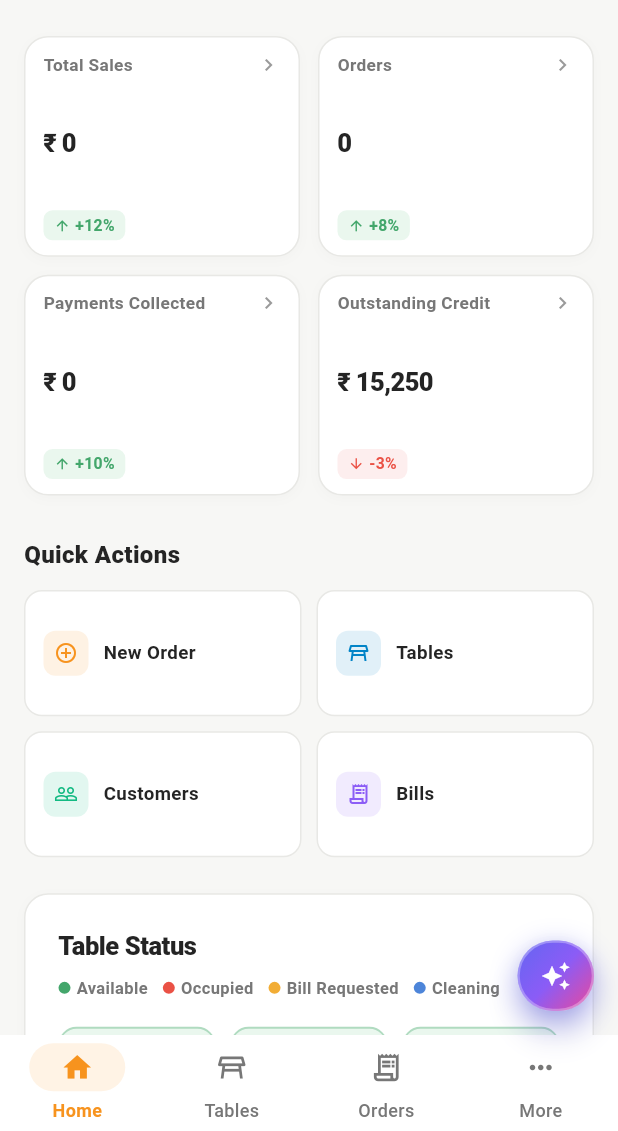
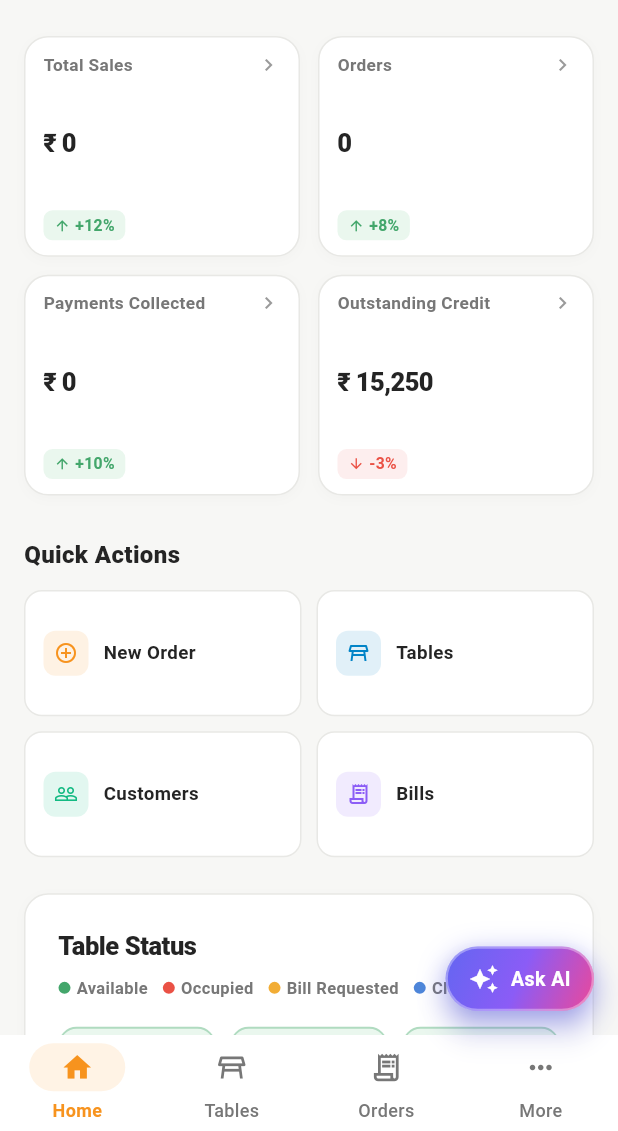
Before and after one commit to mehta-aman/mehta-restaurant, a Flutter app: the screen it shows after launch, on a phone screen of 412 x 824 dp, the part 105-1236 px from its top. Run offline on Flutter 3.47's test engine with Material 3 defaults, Android fonts, the phone set to English and light mode, and no system bars; our stand-ins replace flutter_riverpod, pdf, printing, qr_flutter, shared_preferences, supabase_flutter and 1 more; missing offline and left inert: dart:js_interop; accounts and stored records are empty.

Commit message:
fix: make AI floating button & header shortcut universally visible and add no-cache web headers

```diff
--- a/lib/features/ai_assistant/ai_floating_button.dart
+++ b/lib/features/ai_assistant/ai_floating_button.dart
@@ -2,8 +2,6 @@ import 'dart:io' show Platform;
 import 'package:flutter/foundation.dart' show kIsWeb;
 import 'package:flutter/material.dart';
 import 'package:flutter_riverpod/flutter_riverpod.dart';
-import '../../models/models.dart';
-import '../../providers/restaurant_provider.dart';
 import 'ai_assistant_sheet.dart';
 
 class AiFloatingButton extends ConsumerStatefulWidget {
@@ -41,11 +39,6 @@ class _AiFloatingButtonState extends ConsumerState<AiFloatingButton> with Single
 
   @override
   Widget build(BuildContext context) {
-    final currentStaff = ref.watch(currentStaffProvider);
-    // Allow Owner and Manager roles full AI powers
-    final hasAiAccess = currentStaff.role == StaffRole.owner || currentStaff.role == StaffRole.manager;
-    if (!hasAiAccess) return const SizedBox.shrink();
-
     final isDesktop = MediaQuery.of(context).size.width >= 900;
 
     return AnimatedBuilder(
@@ -66,8 +59,8 @@ class _AiFloatingButtonState extends ConsumerState<AiFloatingButton> with Single
           borderRadius: BorderRadius.circular(28),
           child: Container(
             padding: EdgeInsets.symmetric(
-              horizontal: isDesktop ? 16 : 14,
-              vertical: 12,
+              horizontal: isDesktop ? 18 : 14,
+              vertical: isDesktop ? 12 : 10,
             ),
             decoration: BoxDecoration(
               gradient: const LinearGradient(
@@ -77,12 +70,12 @@ class _AiFloatingButtonState extends ConsumerState<AiFloatingButton> with Single
               ),
               borderRadius: BorderRadius.circular(28),
               border: Border.all(
-                color: Colors.white.withValues(alpha: 0.3),
+                color: Colors.white.withValues(alpha: 0.35),
                 width: 1.5,
               ),
               boxShadow: [
                 BoxShadow(
-                  color: const Color(0xFF6366F1).withValues(alpha: 0.4),
+                  color: const Color(0xFF6366F1).withValues(alpha: 0.45),
                   blurRadius: 16,
                   offset: const Offset(0, 4),
                 ),
@@ -96,18 +89,16 @@ class _AiFloatingButtonState extends ConsumerState<AiFloatingButton> with Single
                   color: Colors.white,
                   size: 20,
                 ),
-                if (isDesktop) ...[
                 const SizedBox(width: 8),
-                  const Text(
-                    'AI Assistant',
-                    style: TextStyle(
+                Text(
+                  isDesktop ? 'AI Assistant' : 'Ask AI',
+                  style: const TextStyle(
                     color: Colors.white,
                     fontSize: 13,
                     fontWeight: FontWeight.bold,
                     letterSpacing: 0.3,
                   ),
                 ),
-                ],
               ],
             ),
           ),
--- a/lib/main.dart
+++ b/lib/main.dart
@@ -489,8 +489,7 @@ class _MainNavigationShellState extends ConsumerState<MainNavigationShell> {
         children: [
           const Spacer(),
 
-          // AI Assistant Header Shortcut for Owner & Manager
-          if (currentStaff.role == StaffRole.owner || currentStaff.role == StaffRole.manager) ...[
+          // AI Assistant Header Shortcut
           InkWell(
             onTap: () => AiAssistantSheet.show(context),
             borderRadius: BorderRadius.circular(20),
@@ -527,7 +526,6 @@ class _MainNavigationShellState extends ConsumerState<MainNavigationShell> {
             ),
           ),
           const SizedBox(width: 8),
-          ],
 
           // Notification Bell
           IconButton(
```
Also changed, not shown: firebase.json. Lines whose indentation alone changed are shown as unchanged.
